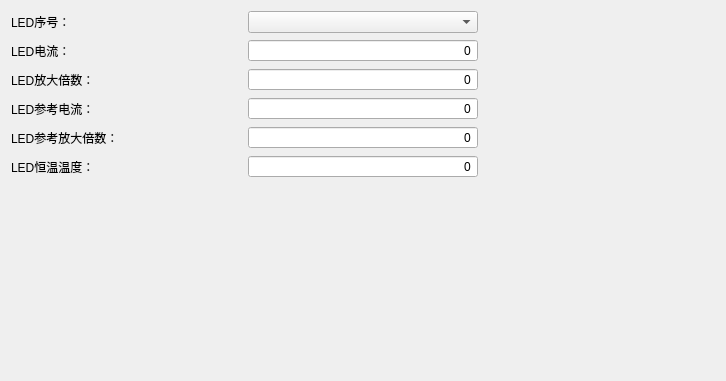
DREAM251/WaterMonitoring, file lightvoltage.ui: the form before one commit.
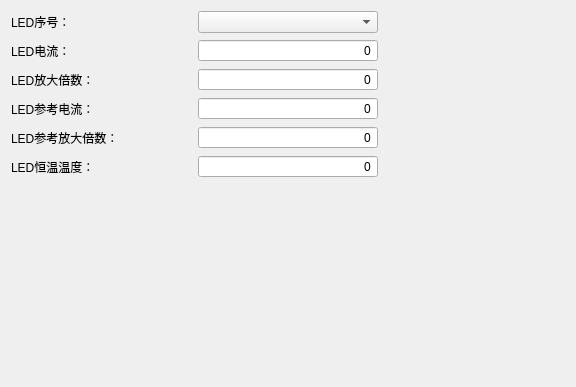
The form after the commit.

```diff
--- a/lightvoltage.ui
+++ b/lightvoltage.ui
@@ -6,8 +6,8 @@
    <rect>
     <x>0</x>
     <y>0</y>
-    <width>726</width>
-    <height>381</height>
+    <width>576</width>
+    <height>387</height>
    </rect>
   </property>
   <property name="windowTitle">
@@ -23,18 +23,6 @@
    </item>
    <item row="4" column="1">
     <widget class="QSpinBox" name="leRefLargeTbFrameLedSet">
-     <property name="minimumSize">
-      <size>
-       <width>0</width>
-       <height>0</height>
-      </size>
-     </property>
-     <property name="maximumSize">
-      <size>
-       <width>16777215</width>
-       <height>16777215</height>
-      </size>
-     </property>
      <property name="alignment">
       <set>Qt::AlignRight|Qt::AlignTrailing|Qt::AlignVCenter</set>
      </property>
@@ -55,18 +43,6 @@
    </item>
    <item row="5" column="1">
     <widget class="QSpinBox" name="leTempTbFrameLedSet">
-     <property name="minimumSize">
-      <size>
-       <width>0</width>
-       <height>0</height>
-      </size>
-     </property>
-     <property name="maximumSize">
-      <size>
-       <width>16777215</width>
-       <height>16777215</height>
-      </size>
-     </property>
      <property name="alignment">
       <set>Qt::AlignRight|Qt::AlignTrailing|Qt::AlignVCenter</set>
      </property>
@@ -97,18 +73,6 @@
    </item>
    <item row="1" column="1">
     <widget class="QSpinBox" name="leCurrentTbFrameLedSet">
-     <property name="minimumSize">
-      <size>
-       <width>0</width>
-       <height>0</height>
-      </size>
-     </property>
-     <property name="maximumSize">
-      <size>
-       <width>16777215</width>
-       <height>16777215</height>
-      </size>
-     </property>
      <property name="alignment">
       <set>Qt::AlignRight|Qt::AlignTrailing|Qt::AlignVCenter</set>
      </property>
@@ -129,18 +93,6 @@
    </item>
    <item row="2" column="1">
     <widget class="QSpinBox" name="leLargeTbFrameLedSet">
-     <property name="minimumSize">
-      <size>
-       <width>0</width>
-       <height>0</height>
-      </size>
-     </property>
-     <property name="maximumSize">
-      <size>
-       <width>16777215</width>
-       <height>16777215</height>
-      </size>
-     </property>
      <property name="alignment">
       <set>Qt::AlignRight|Qt::AlignTrailing|Qt::AlignVCenter</set>
      </property>
@@ -161,18 +113,6 @@
    </item>
    <item row="3" column="1">
     <widget class="QSpinBox" name="leRefCurrentTbFrameLedSet">
-     <property name="minimumSize">
-      <size>
-       <width>0</width>
-       <height>0</height>
-      </size>
-     </property>
-     <property name="maximumSize">
-      <size>
-       <width>16777215</width>
-       <height>16777215</height>
-      </size>
-     </property>
      <property name="alignment">
       <set>Qt::AlignRight|Qt::AlignTrailing|Qt::AlignVCenter</set>
      </property>
@@ -191,8 +131,8 @@
      </property>
      <property name="sizeHint" stdset="0">
       <size>
-       <width>701</width>
-       <height>188</height>
+       <width>0</width>
+       <height>0</height>
       </size>
      </property>
     </spacer>
```
Left out of the diff: 6 changed lines with no effect on the pictures.
